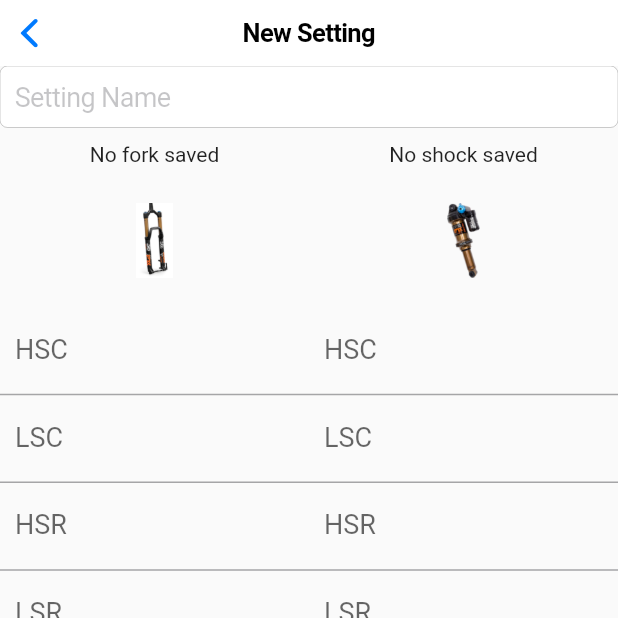
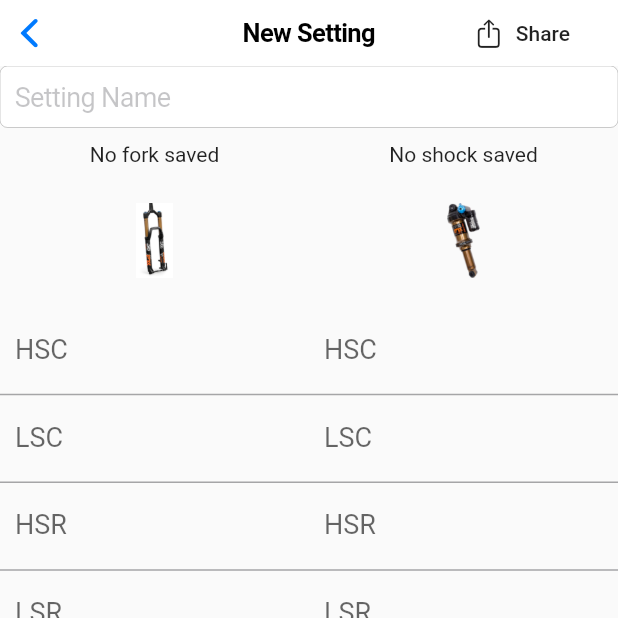
Before and after one commit to blackbeario/suspension_pro, a Flutter app: the SettingDetails screen opened directly with empty values, on a phone screen of 412 x 824 dp, the top half of it. Run offline on Flutter 3.47's test engine with Material 2 defaults, Android fonts, the phone set to English and light mode, and no system bars; our stand-ins replace cloud_firestore, firebase_auth, firebase_storage, flare_flutter, image_cropper, image_picker and 1 more; accounts and stored records are empty.

Commit message:
Add Share feature, and improvements to profile avatar feature

```diff
--- a/lib/fork_form.dart
+++ b/lib/fork_form.dart
@@ -75,7 +75,10 @@ class _ForkFormState extends State<ForkForm> {
             Column(
               children: <Widget>[
                 widget.fork != null ?
-                  Image.asset('assets/fox36-black.jpg', height: 150)
+                  Padding(
+                    padding: EdgeInsets.only(bottom: 20),
+                    child: Image.asset('assets/fox36-black.jpg', height: 150)
+                  )
                 : Padding(
                     padding: EdgeInsets.all(10),
                     child: Text('Fork Details')
--- a/lib/setting_detail.dart
+++ b/lib/setting_detail.dart
@@ -1,6 +1,10 @@
+import 'package:firebase_auth/firebase_auth.dart';
 import 'package:flutter/material.dart';
+import 'package:provider/provider.dart';
+import 'package:suspension_pro/models/user.dart';
 import './services/db_service.dart';
 import 'package:flutter/cupertino.dart';
+import 'package:share/share.dart';
 
 class SettingDetails extends StatefulWidget {
   SettingDetails({@required this.uid, this.setting, this.bike, this.fork, this.shock});
@@ -95,10 +99,24 @@ class _SettingDetailsState extends State<SettingDetails> {
   Widget build(BuildContext context) {
     var $fork = widget.bike != null ? widget.bike.fork : null;
     var $shock = widget.bike != null ? widget.bike.shock : null;
+    return StreamBuilder<User>(
+      stream: db.streamUser(widget.uid),
+      builder: (context, snapshot) {
+        var myUser = snapshot.data;
+        if (myUser == null) {
+          return Center(
+            child: CupertinoActivityIndicator(animating: true)
+          );
+        }
         return CupertinoPageScaffold(
           resizeToAvoidBottomInset: true,
           navigationBar: CupertinoNavigationBar(
             middle: Text(widget.setting != null ? widget.setting : 'New Setting'),
+            trailing: FlatButton.icon(
+              label: Text('Share'),
+              icon: Icon(CupertinoIcons.share, size: 20),
+              onPressed: () => _share(context, myUser, widget.setting, widget.bike.fork, widget.bike.shock),
+            ),
           ),
           child: Material(
             child: ListView(
@@ -261,5 +279,13 @@ class _SettingDetailsState extends State<SettingDetails> {
             ),
           ),
         );
+      },
+    );
+  }
+
+  void _share(context, User user, String setting, fork, shock) {
+    final String text = "Suspension Pro setting '$setting' from ${user.username}";
+    print(text);
+    Share.share(text, subject: setting);
   }
 }
--- a/lib/shock_form.dart
+++ b/lib/shock_form.dart
@@ -63,7 +63,10 @@ class _ShockFormState extends State<ShockForm> {
             Column(
               children: <Widget>[
                 widget.shock != null ?
-                  Image.asset('assets/fox-dpx2.png', height: 150)
+                Padding(
+                    padding: EdgeInsets.only(bottom: 20),
+                    child: Image.asset('assets/fox-dpx2.png', height: 150)
+                  )
                 : Padding(
                     padding: EdgeInsets.all(10),
                     child: Text('Shock Details')
--- a/pubspec.yaml
+++ b/pubspec.yaml
@@ -25,6 +25,7 @@ dependencies:
   url_launcher: ^5.0.3
   # path_provider: ^1.0.0
   date_format: ^1.0.6
+  share: ^0.6.3+5
 
 dev_dependencies:
   flutter_test:
```
Also changed, not shown: lib/profile.dart (+23 -38 lines), lib/settings.dart (+34 -10 lines), lib/settings_list.dart (+6 -5 lines), pubspec.lock, 1 other file. Lines whose indentation alone changed are shown as unchanged.
